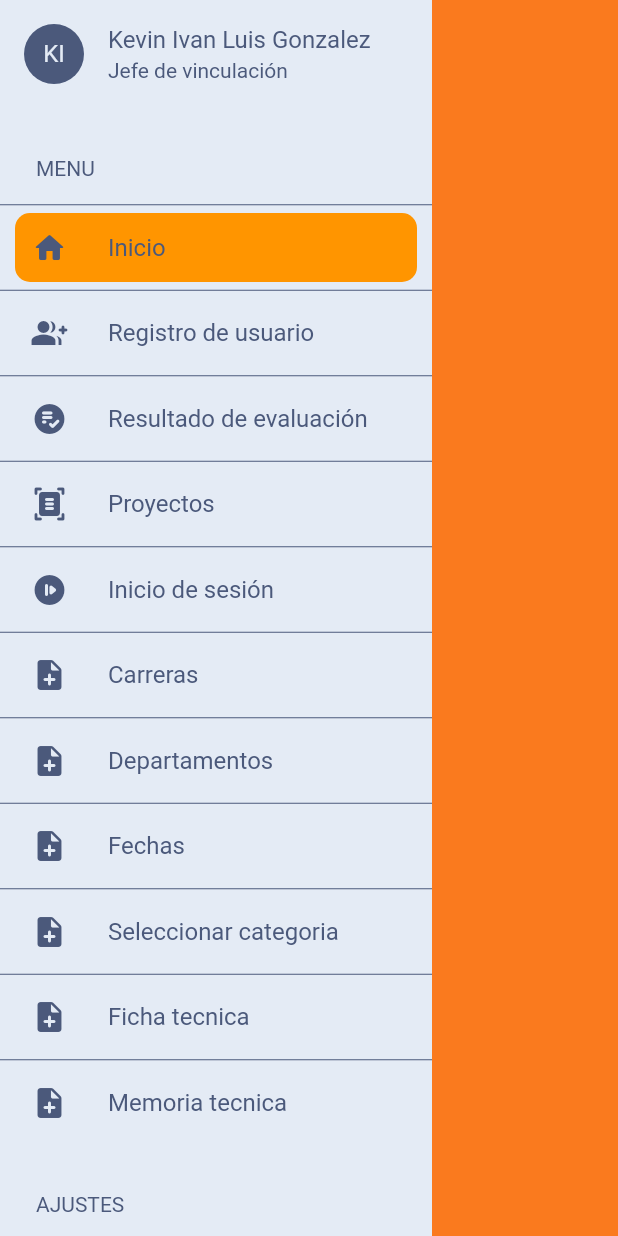
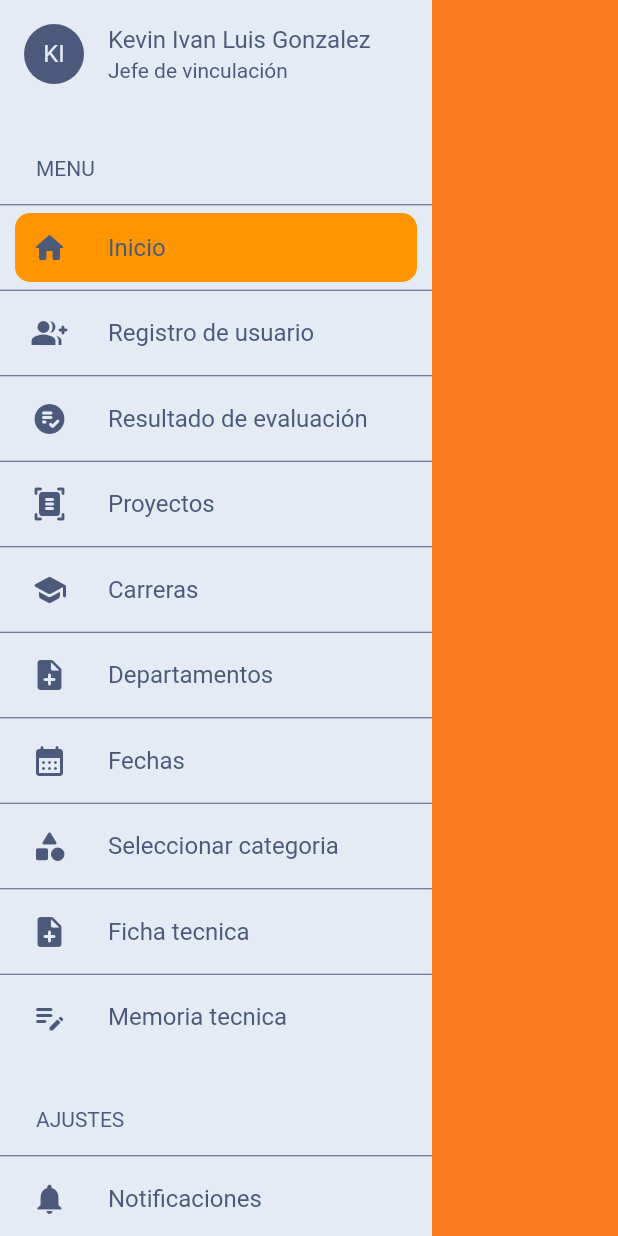
Before and after one commit to NueveSeis/innovaITO_regional, a Flutter app: the screen it shows after launch, on a phone screen of 412 x 824 dp. Run offline on Flutter 3.47's test engine with Material 2 defaults, Android fonts, the phone set to English and light mode, and no system bars; our stand-ins replace flutter_riverpod, go_router, pdf, quickalert; missing offline and left inert: bcrypt, dbcrypt, flutter_barcode_scanner, flutter_summernote, html_editor_enhanced, mailer.

Commit message:
Menu lateral ya listo..

```diff
--- a/lib/models/modelo_menu.dart
+++ b/lib/models/modelo_menu.dart
@@ -24,23 +24,20 @@ List<ModeloMenu> itemsMenu = const [
       titulo: "Proyectos",
       icono: Icons.document_scanner_rounded,
       pantalla: 'proyectos'),
+
   ModeloMenu(
-      titulo: "Inicio de sesión",
-      icono: Icons.not_started_rounded,
-      pantalla: 'acceso'),
-  ModeloMenu(
-      titulo: "Carreras", icono: Icons.note_add_rounded, pantalla: 'carrera'),
+      titulo: "Carreras", icono: Icons.school_rounded, pantalla: 'carrera'),
   ModeloMenu(
       titulo: "Departamentos",
       icono: Icons.note_add_rounded,
       pantalla: 'departamento'),
   ModeloMenu(
       titulo: "Fechas",
-      icono: Icons.note_add_rounded,
+      icono: Icons.calendar_month_rounded,
       pantalla: 'asignacion_fechas'),
   ModeloMenu(
       titulo: "Seleccionar categoria",
-      icono: Icons.note_add_rounded,
+      icono: Icons.category_rounded,
       pantalla: 'seleccionar_categoria'),
   ModeloMenu(
       titulo: "Ficha tecnica",
@@ -48,7 +45,7 @@ List<ModeloMenu> itemsMenu = const [
       pantalla: 'ficha_tecnica'),
   ModeloMenu(
       titulo: "Memoria tecnica",
-      icono: Icons.note_add_rounded,
+      icono: Icons.edit_note_rounded,
       pantalla: 'memoria_tecnica'),
 ];
 
@@ -66,5 +63,5 @@ List<ModeloMenu> itemsConfig = const [
       pantalla: 'notificaciones'),
   ModeloMenu(titulo: "Cuenta", icono: Icons.person, pantalla: 'cuenta'),
   ModeloMenu(
-      titulo: "Cerrar sesión", icono: Icons.logout_rounded, pantalla: 'salir'),
+      titulo: "Cerrar sesión", icono: Icons.logout_rounded, pantalla: 'acceso'),
 ];
--- a/lib/screens/menu_lateral_screen.dart
+++ b/lib/screens/menu_lateral_screen.dart
@@ -74,9 +74,12 @@ class _MenuLateralState extends State<MenuLateral> {
                   (menu) => MenuLateralItem(
                     menu: menu,
                     press: () {
-                      setState(() {
-                        seleccionMenu = menu;
-                      });
+                      (menu.pantalla.toString() == 'acceso')
+                          ? context.replace('/${menu.pantalla.toString()}')
+                          : //context.pushNamed('/${menu.pantalla.toString()}');
+                          setState(() {
+                              seleccionMenu = menu;
+                            });
                     },
                     esActivo: seleccionMenu == menu,
                   ),
```
